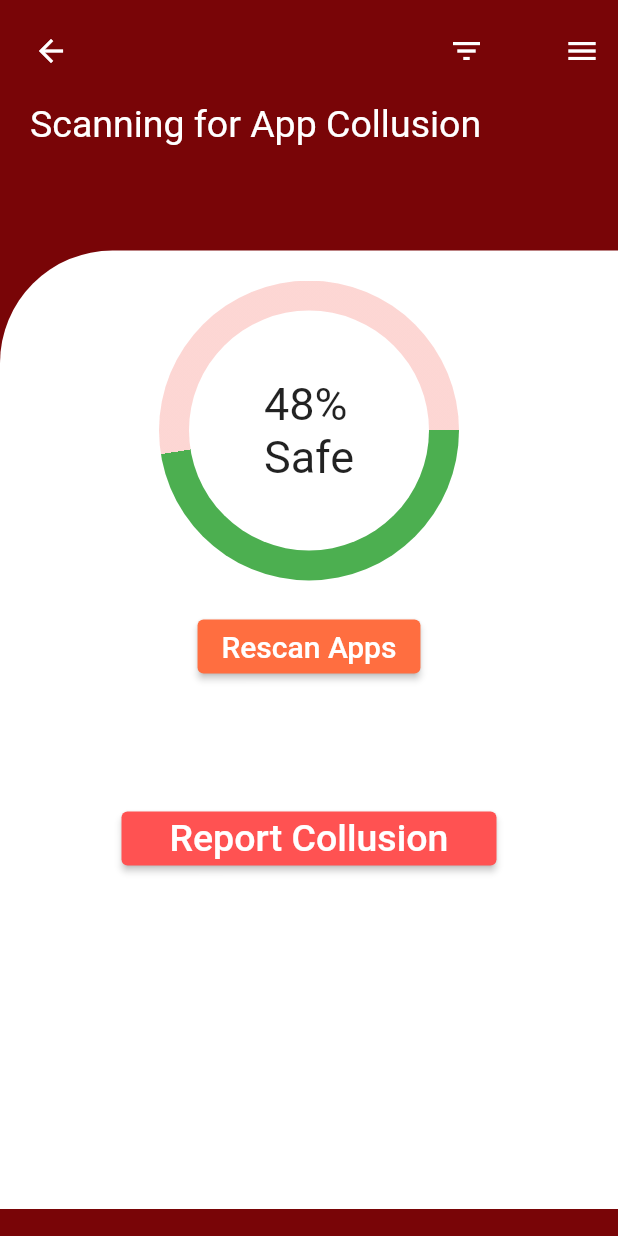
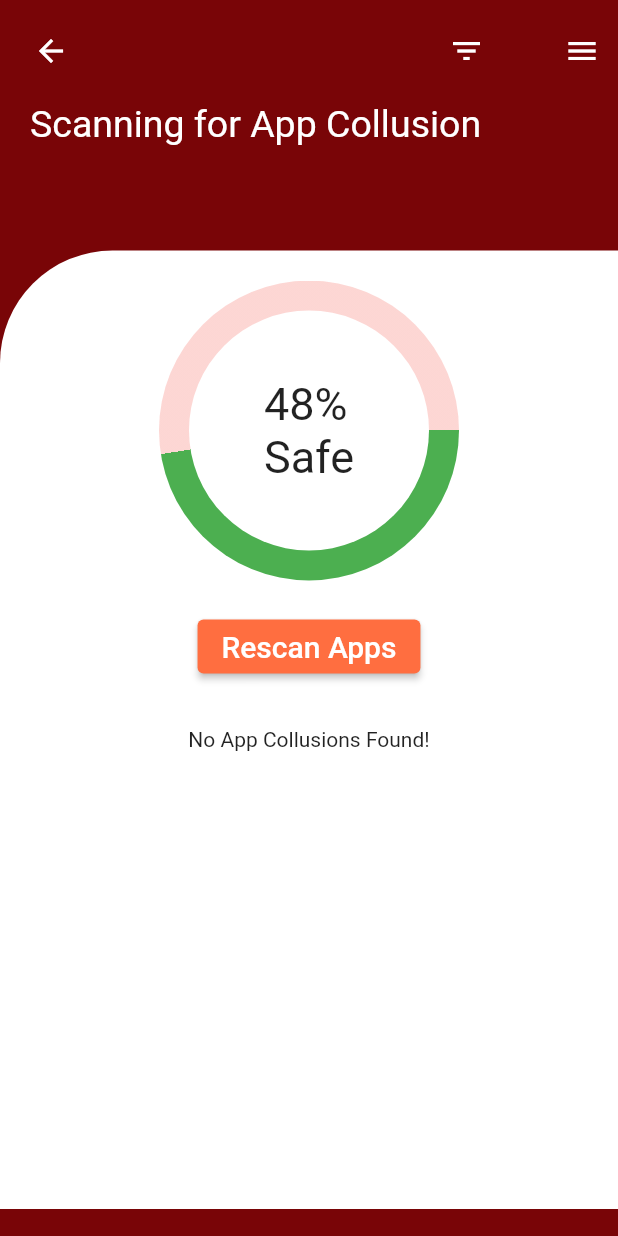
Before and after one commit to akanshasen/mobileShielding, a Flutter app: the ScanAPage screen opened directly, on a phone screen of 412 x 824 dp. Run offline on Flutter 3.47's test engine with Material 2 defaults, Android fonts, the phone set to English and light mode, and no system bars; our stand-ins replace fluttertoast.

Commit message:
removed the report threat button from scan app collusion page as it does not detect for app collusions

```diff
--- a/lib/scanAppPage.dart
+++ b/lib/scanAppPage.dart
@@ -162,23 +162,17 @@ class _scanThreatsPage extends State<ScanAPage> {
                           style: TextStyle(color: Colors.white, fontSize: 20),
                         ),
                       ),
-                      Container(
-                        padding: EdgeInsets.only(top: 80.0),
-                        width: 250.0,
-                        child: ElevatedButton(
-                          onPressed: () {
-                            Navigator.push(
-                                context,
-                                MaterialPageRoute(
-                                    builder: (context) => ScanAppPage()));
-                          },
-                          style: ElevatedButton.styleFrom(
-                              primary: Colors.redAccent),
-                          child: Text(
-                            'Report Collusion',
-                            style: TextStyle(color: Colors.white, fontSize: 25),
+                      Column(
+                        children: [
+                          Container(
+                            padding: EdgeInsets.only(
+                              top: 30.0,
+                            ),
+                            child: Text(
+                              'No App Collusions Found!',
+                            ),
                           ),
-                        ),
+                        ],
                       ),
                     ],
                   ),
```
Also changed, not shown: lib/scanNoIssueFoundpage.dart (deleted, +0 -114 lines).
